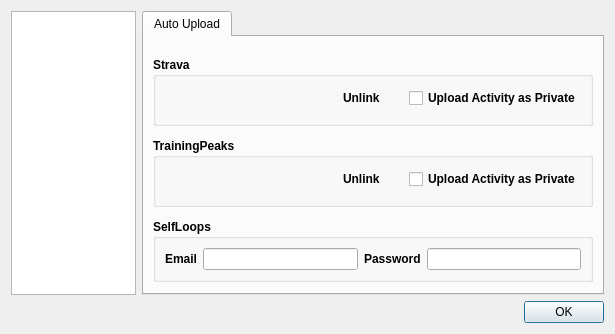
Qt form src/ui/dialogmainwindowconfig.ui (MaximumTrainer/MaximumTrainer_Archived) before a commit.
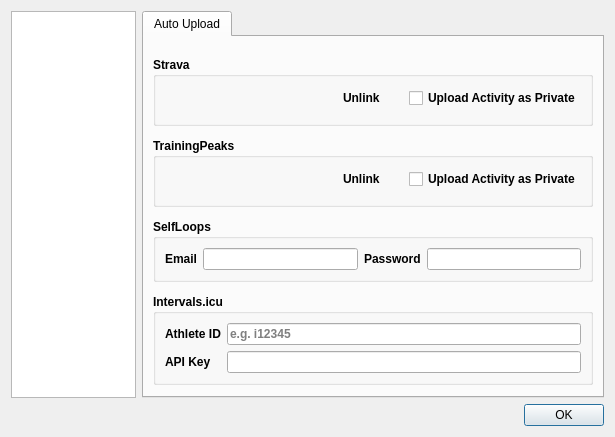
The same form after that commit. The open tabs and pages were chosen to show the change. Custom widgets are drawn as their Qt base class.

Commit message: feat: add Intervals.icu integration for user details retrieval on login

```diff
--- a/src/ui/dialogmainwindowconfig.ui
+++ b/src/ui/dialogmainwindowconfig.ui
@@ -724,6 +724,55 @@
              </layout>
             </widget>
            </item>
+           <item>
+            <widget class="QGroupBox" name="groupBox_intervalsIcu">
+             <property name="font">
+              <font>
+               <weight>75</weight>
+               <bold>true</bold>
+              </font>
+             </property>
+             <property name="title">
+              <string>Intervals.icu</string>
+             </property>
+             <layout class="QGridLayout" name="gridLayout_intervalsIcu">
+              <property name="topMargin">
+               <number>9</number>
+              </property>
+              <property name="bottomMargin">
+               <number>9</number>
+              </property>
+              <item row="0" column="0">
+               <widget class="QLabel" name="label_intervalsIcuAthleteId">
+                <property name="text">
+                 <string>Athlete ID</string>
+                </property>
+               </widget>
+              </item>
+              <item row="0" column="1">
+               <widget class="QLineEdit" name="lineEdit_intervalsIcuAthleteId">
+                <property name="placeholderText">
+                 <string>e.g. i12345</string>
+                </property>
+               </widget>
+              </item>
+              <item row="1" column="0">
+               <widget class="QLabel" name="label_intervalsIcuApiKey">
+                <property name="text">
+                 <string>API Key</string>
+                </property>
+               </widget>
+              </item>
+              <item row="1" column="1">
+               <widget class="QLineEdit" name="lineEdit_intervalsIcuApiKey">
+                <property name="echoMode">
+                 <enum>QLineEdit::Password</enum>
+                </property>
+               </widget>
+              </item>
+             </layout>
+            </widget>
+           </item>
            <item>
             <spacer name="verticalSpacer_3">
              <property name="orientation">
```
The commit also changes 11 other files.
